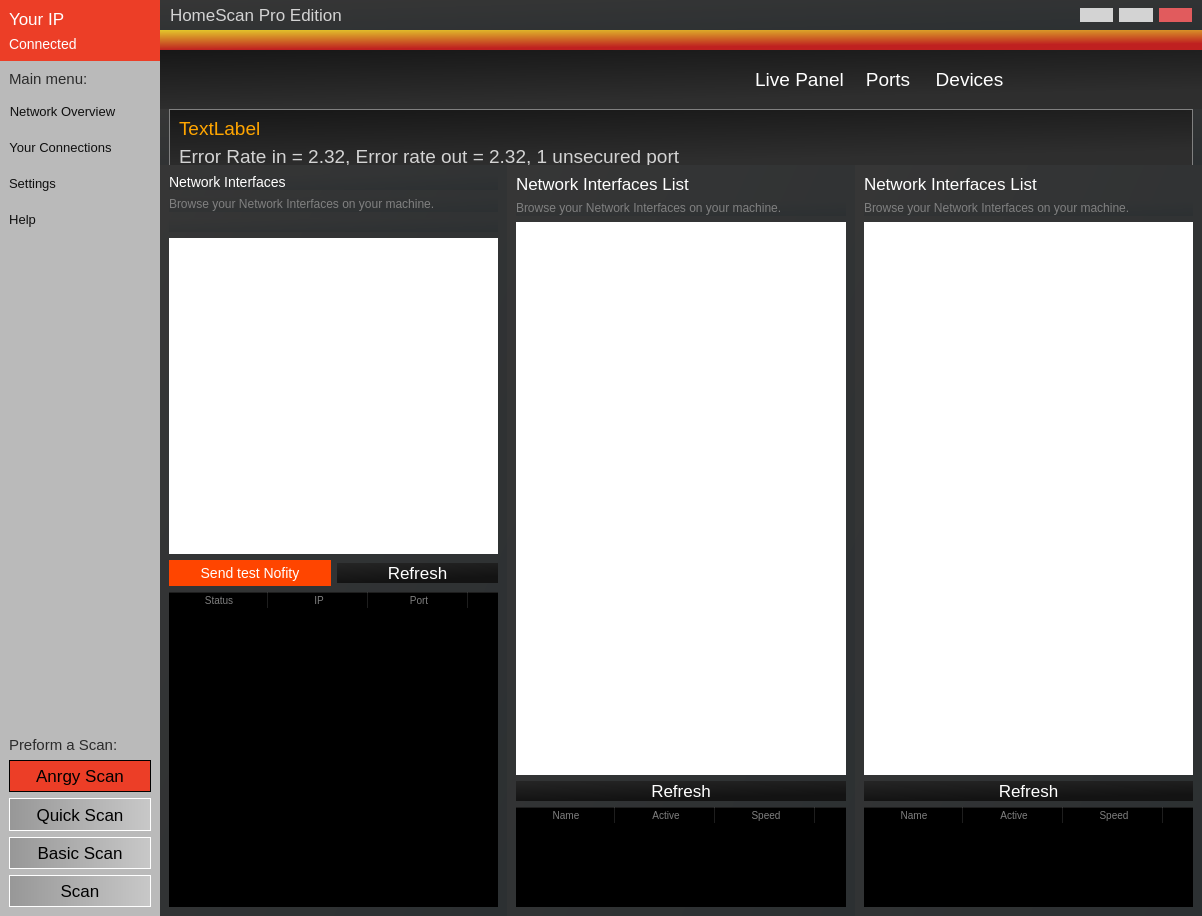
Above: mainwindow.ui from hunterjreid/HomeScan before the change. Below: the same form after it.
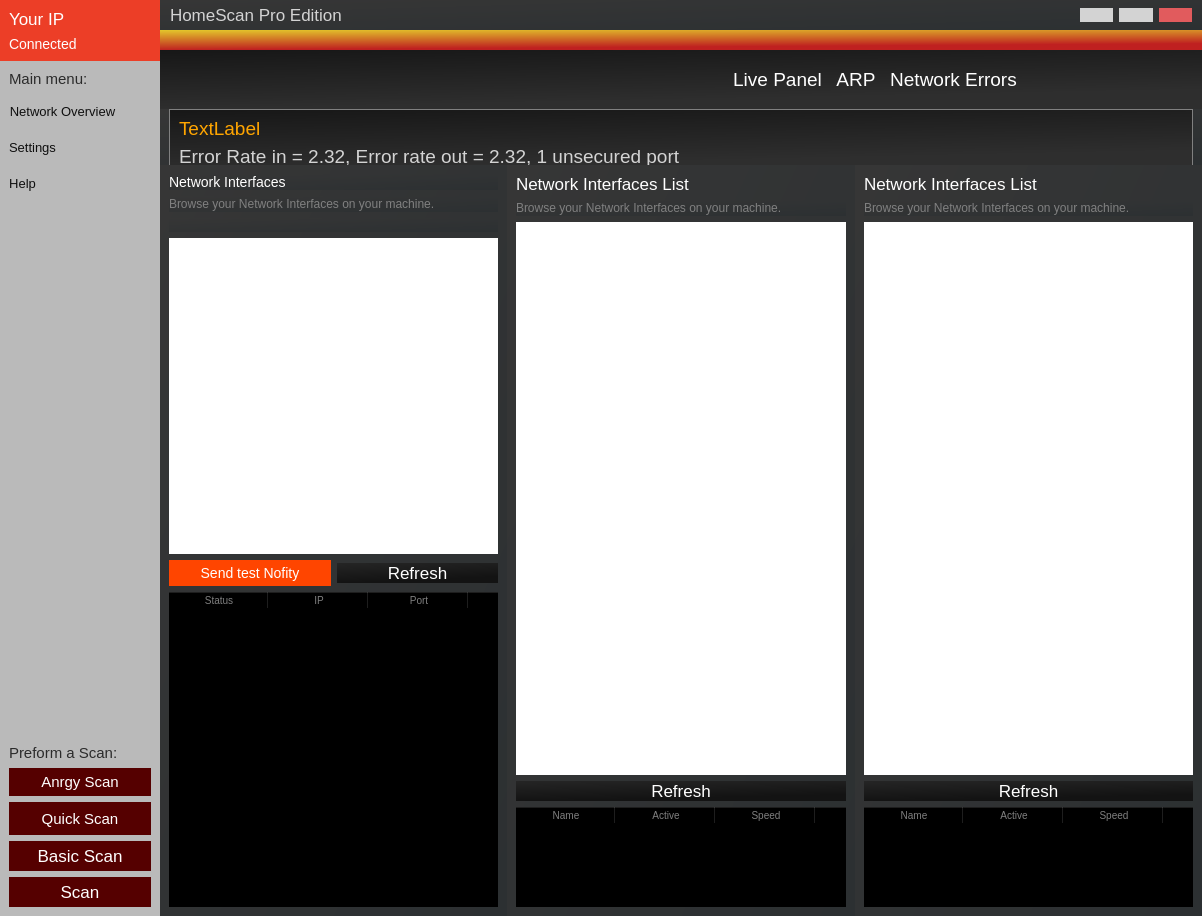
That is the form after the change. Icons and pictures are not drawn. Custom widgets are drawn as their Qt base class.

Commit message:
left bar tab complete
todo next is:
- remake mainwindow 2 live windows error rate and live panel
- live panel has 1 panel heaps of lines
- file for sidebar routes file for topbar routes

What changed in the file:
```diff
--- a/mainwindow.ui
+++ b/mainwindow.ui
@@ -205,34 +205,6 @@
             </property>
            </widget>
           </item>
-          <item alignment="Qt::AlignLeft">
-           <widget class="QPushButton" name="pushButton_7">
-            <property name="minimumSize">
-             <size>
-              <width>30</width>
-              <height>0</height>
-             </size>
-            </property>
-            <property name="styleSheet">
-             <string notr="true">border:none;background: none;
-color:rgb(15, 15, 15);
-font-size: 14px;margin-top: 15px;font-size: 13px;</string>
-            </property>
-            <property name="text">
-             <string>Your Connections</string>
-            </property>
-            <property name="icon">
-             <iconset>
-              <normaloff>assets/history.png</normaloff>assets/history.png</iconset>
-            </property>
-            <property name="iconSize">
-             <size>
-              <width>29</width>
-              <height>29</height>
-             </size>
-            </property>
-           </widget>
-          </item>
           <item alignment="Qt::AlignLeft">
            <widget class="QPushButton" name="pushButton_9">
             <property name="minimumSize">
@@ -315,9 +287,8 @@
           <item>
            <widget class="QPushButton" name="pushButton_16">
             <property name="styleSheet">
-             <string notr="true">background:rgb(236, 62, 39);
-border: 1px solid black;
-color:black;font-size:17px;
+             <string notr="true">background: rgb(85, 0, 0);
+color:white;font-size:15px;
 padding:5px;</string>
             </property>
             <property name="text">
@@ -365,9 +336,8 @@
                 </size>
                </property>
                <property name="styleSheet">
-                <string notr="true">background:qlineargradient(spread:pad, x1:0, y1:0, x2:1, y2:0, stop:0 rgba(151, 151, 151, 255), stop:1 rgba(200, 200, 200, 255));
-border: 1px solid white;
-color:black;font-size:17px;
+                <string notr="true">background: rgb(85, 0, 0);
+color:white;font-size:15px;
 padding:5px;</string>
                </property>
                <property name="text">
@@ -388,9 +358,8 @@
              <item>
               <widget class="QPushButton" name="pushButton_4">
                <property name="styleSheet">
-                <string notr="true">background:qlineargradient(spread:pad, x1:0, y1:0, x2:1, y2:0, stop:0 rgba(151, 151, 151, 255), stop:1 rgba(200, 200, 200, 255));
-border: 1px solid white;
-color:black;font-size:17px;
+                <string notr="true">background: rgb(85, 0, 0);
+color:white;font-size:17px;
 padding:5px;</string>
                </property>
                <property name="text">
@@ -417,9 +386,8 @@
                 </size>
                </property>
                <property name="styleSheet">
-                <string notr="true">background:qlineargradient(spread:pad, x1:0, y1:0, x2:1, y2:0, stop:0 rgba(151, 151, 151, 255), stop:1 rgba(200, 200, 200, 255));
-border: 1px solid white;
-color:black;font-size:17px;
+                <string notr="true">background: rgb(85, 0, 0);
+color:white;font-size:17px;
 padding:5px;</string>
                </property>
                <property name="text">
@@ -695,7 +663,7 @@
            <widget class="QFrame" name="frame_2">
             <property name="maximumSize">
              <size>
-              <width>270</width>
+              <width>302</width>
               <height>16777215</height>
              </size>
             </property>
@@ -737,7 +705,7 @@
 font-size: 19px;</string>
                  </property>
                  <property name="text">
-                  <string>Ports</string>
+                  <string>ARP</string>
                  </property>
                 </widget>
                </item>
@@ -752,7 +720,7 @@
 font-size: 19px;</string>
                  </property>
                  <property name="text">
-                  <string>Devices</string>
+                  <string>Network Errors</string>
                  </property>
                 </widget>
                </item>
```
Left out of the diff: 16 changed lines with no effect on the pictures. The commit also changes 4 other files.
